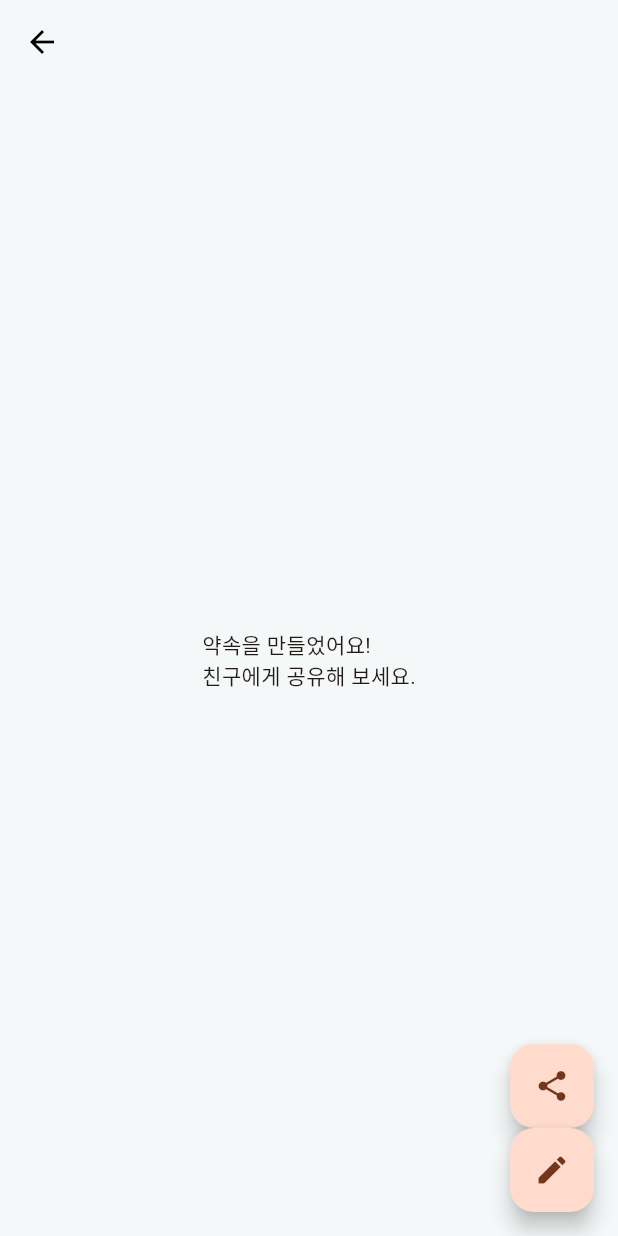
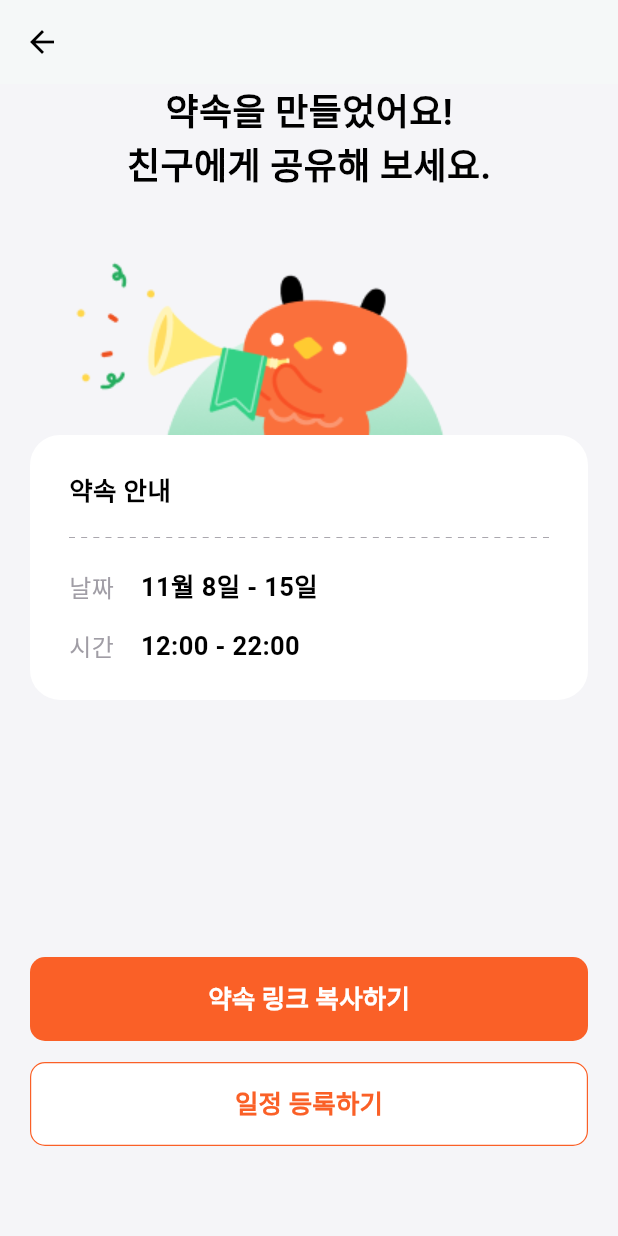
Before and after one commit to YAPP-Github/23rd-TF-when2yapp-FE, a Flutter app: the CreatedPage screen opened directly, on a phone screen of 412 x 824 dp. Run offline on Flutter 3.47's test engine with Material 2 defaults, Android fonts, the phone set to English and light mode, and no system bars; our stand-ins replace calendar_date_picker2.

Commit message:
feat: 약속 만들기 화면 UI 구현

```diff
--- /dev/null
+++ b/lib/component/dash_widget.dart
@@ -0,0 +1,33 @@
+import 'package:flutter/material.dart';
+
+class DashWidget extends StatelessWidget {
+  const DashWidget({Key? key, this.height = 1, this.color = Colors.black})
+      : super(key: key);
+  final double height;
+  final Color color;
+
+  @override
+  Widget build(BuildContext context) {
+    return LayoutBuilder(
+      builder: (BuildContext context, BoxConstraints constraints) {
+        final boxWidth = constraints.constrainWidth();
+        const dashWidth = 4.0;
+        final dashHeight = height;
+        final dashCount = (boxWidth / (2 * dashWidth)).floor();
+        return Flex(
+          mainAxisAlignment: MainAxisAlignment.spaceBetween,
+          direction: Axis.horizontal,
+          children: List.generate(dashCount, (_) {
+            return SizedBox(
+              width: dashWidth,
+              height: dashHeight,
+              child: DecoratedBox(
+                decoration: BoxDecoration(color: color),
+              ),
+            );
+          }),
+        );
+      },
+    );
+  }
+}
--- a/lib/created_page.dart
+++ b/lib/created_page.dart
@@ -1,36 +1,137 @@
 import 'package:flutter/material.dart';
+import 'package:when2yapp/component/dash_widget.dart';
 
 class CreatedPage extends StatelessWidget {
+  const CreatedPage({super.key});
+
   @override
   Widget build(BuildContext context) {
     return SafeArea(
       child: Scaffold(
+        backgroundColor: const Color(0xFFF5F5F8),
         appBar: AppBar(),
-        body: Center(
-          child: Text('약속을 만들었어요!\n친구에게 공유해 보세요.'),
-        ),
-        floatingActionButton: Column(
-          mainAxisAlignment: MainAxisAlignment.end,
-          children: [
-            FloatingActionButton(
+        body: Column(children: [
+          const Center(
+              child: Text(
+            '약속을 만들었어요!',
+            style: TextStyle(
+                fontWeight: FontWeight.bold, fontSize: 24, color: Colors.black),
+          )),
+          const Center(
+              child: Text(
+            '친구에게 공유해 보세요.',
+            style: TextStyle(
+                fontWeight: FontWeight.bold, fontSize: 24, color: Colors.black),
+          )),
+          const SizedBox(height: 20),
+          Center(child: Image.asset('assets/yappucongrats.png')),
+          Center(
+              child: Container(
+            margin: const EdgeInsets.fromLTRB(20, 0, 20, 0),
+            padding: const EdgeInsets.fromLTRB(26, 24, 26, 24),
+            width: double.infinity,
+            decoration: BoxDecoration(
+              color: Colors.white,
+              borderRadius: BorderRadius.circular(20),
+            ),
+            child: const Column(
+              children: [
+                Align(
+                  alignment: Alignment.topLeft,
+                  child: Text("약속 안내",
+                      style: TextStyle(
+                          fontWeight: FontWeight.bold,
+                          fontSize: 17,
+                          color: Colors.black)),
+                ),
+                SizedBox(height: 18),
+                DashWidget(
+                  color: Color(0xFFA09DA5),
+                  height: 0.6,
+                ),
+                SizedBox(height: 20),
+                Row(
+                  children: [
+                    Text("날짜",
+                        style: TextStyle(
+                            fontWeight: FontWeight.normal,
+                            fontSize: 16,
+                            color: Color(0xFFA09DA5))),
+                    SizedBox(width: 18),
+                    Text("11월 8일 - 15일",
+                        style: TextStyle(
+                            fontWeight: FontWeight.bold,
+                            fontSize: 17,
+                            color: Colors.black))
+                  ],
+                ),
+                SizedBox(height: 14),
+                Row(
+                  children: [
+                    Text("시간",
+                        style: TextStyle(
+                            fontWeight: FontWeight.normal,
+                            fontSize: 16,
+                            color: Color(0xFFA09DA5))),
+                    SizedBox(width: 18),
+                    Text("12:00 - 22:00",
+                        style: TextStyle(
+                            fontWeight: FontWeight.bold,
+                            fontSize: 17,
+                            color: Colors.black))
+                  ],
+                )
+              ],
+            ),
+          )),
+          const Spacer(),
+          Container(
+            width: double.infinity,
+            height: 56,
+            margin: const EdgeInsets.fromLTRB(20, 0, 20, 14),
+            child: TextButton(
               onPressed: () {
                 ScaffoldMessenger.of(context).showSnackBar(
-                  SnackBar(content: Text('복사되었습니다.')),
+                  const SnackBar(content: Text('복사되었습니다.')),
                 );
               },
-              tooltip: '약속 링크 복사하기',
-              child: const Icon(Icons.share),
+              style: TextButton.styleFrom(
+                  foregroundColor: Colors.white,
+                  backgroundColor: const Color(0xFFFA6027),
+                  shape: RoundedRectangleBorder(
+                    borderRadius: BorderRadius.circular(10), // <-- Radius
+                  )),
+              child: const Text("약속 링크 복사하기",
+                  style: TextStyle(
+                      fontWeight: FontWeight.bold,
+                      fontSize: 17,
+                      color: Colors.white)),
             ),
-            FloatingActionButton(
+          ),
+          Container(
+            width: double.infinity,
+            height: 56,
+            margin: const EdgeInsets.fromLTRB(20, 0, 20, 60),
+            child: OutlinedButton(
               onPressed: () {
                 const scheduleId = 1;
                 Navigator.of(context).pushNamed('/schedule/$scheduleId');
               },
-              tooltip: '일정 등록하기',
-              child: const Icon(Icons.edit),
+              style: OutlinedButton.styleFrom(
+                  foregroundColor: const Color(0xFFFA6027),
+                  backgroundColor: Colors.white,
+                  side: const BorderSide(width: 0.8, color: Color(0xFFFA6027)),
+                  shape: RoundedRectangleBorder(
+                    borderRadius: BorderRadius.circular(10), // <-- Radius
+                  )),
+              child: const Text("일정 등록하기",
+                  style: TextStyle(
+                      fontWeight: FontWeight.bold,
+                      fontSize: 17,
+                      color: Color(0xFFFA6027))),
             ),
-          ],
-        ),
+          ),
+        ]),
       ),
     );
   }
--- a/pubspec.yaml
+++ b/pubspec.yaml
@@ -62,9 +62,8 @@ flutter:
   uses-material-design: true
 
   # To add assets to your application, add an assets section, like this:
-  # assets:
-  #   - images/a_dot_burr.jpeg
-  #   - images/a_dot_ham.jpeg
+  assets:
+    - assets/yappucongrats.png
 
   # An image asset can refer to one or more resolution-specific "variants", see
   # https://flutter.dev/assets-and-images/#resolution-aware
```
Also changed, not shown: assets/yappucongrats.png (added).
